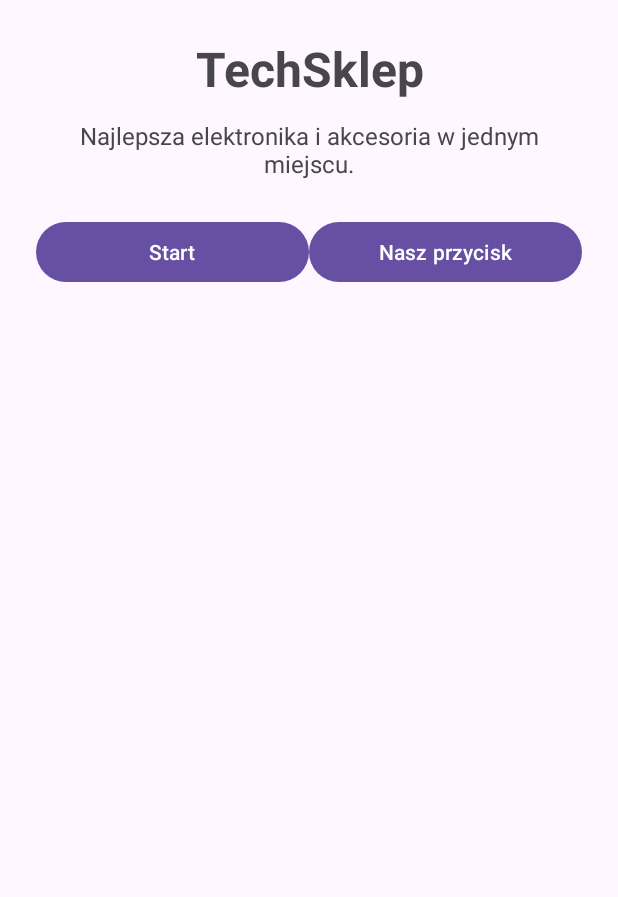
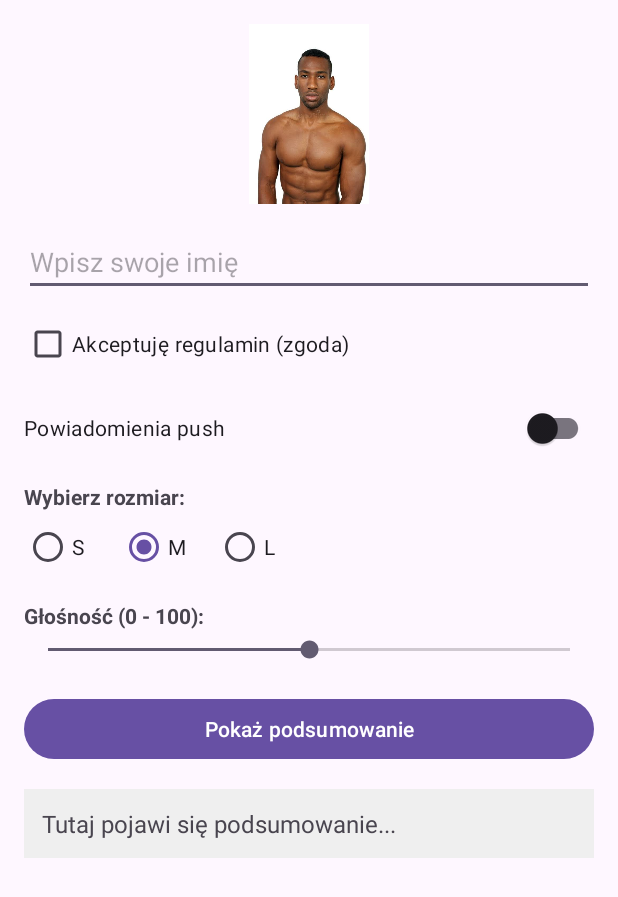
Before and after one commit to niko429/M02widgety, an Android app: the screen it shows after launch (MainActivity), on a phone screen of 412 x 824 dp. Shown: the top 897 px of the screen. Run offline under Robolectric (Android 15) with nearby library versions, the phone set to English and light mode, and no system bars.

Commit message:
exp. 2 done

```diff
--- a/M02zadania/app/src/main/java/com/napertyhryhorenko/widgetyzadania/MainActivity.java
+++ b/M02zadania/app/src/main/java/com/napertyhryhorenko/widgetyzadania/MainActivity.java
@@ -1,24 +1,69 @@
 package com.napertyhryhorenko.widgetyzadania;
 
 import android.os.Bundle;
-
+import android.view.View;
+import android.widget.Button;
+import android.widget.CheckBox;
+import android.widget.EditText;
+import android.widget.RadioButton;
+import android.widget.RadioGroup;
+import android.widget.SeekBar;
+import android.widget.TextView;
 import androidx.appcompat.app.AppCompatActivity;
-import androidx.core.graphics.Insets;
-import androidx.core.view.ViewCompat;
-import androidx.core.view.WindowCompat;
-import androidx.core.view.WindowInsetsCompat;
+import androidx.appcompat.widget.SwitchCompat;
 
 public class MainActivity extends AppCompatActivity {
 
     @Override
     protected void onCreate(Bundle savedInstanceState) {
         super.onCreate(savedInstanceState);
-        WindowCompat.enableEdgeToEdge(getWindow());
         setContentView(R.layout.activity_main);
-        ViewCompat.setOnApplyWindowInsetsListener(findViewById(R.id.main), (v, insets) -> {
-            Insets systemBars = insets.getInsets(WindowInsetsCompat.Type.systemBars());
-            v.setPadding(systemBars.left, systemBars.top, systemBars.right, systemBars.bottom);
-            return insets;
+
+        // Powiązanie widoków z kodem
+        EditText etName = findViewById(R.id.etName);
+        CheckBox cbConsent = findViewById(R.id.cbConsent);
+        SwitchCompat swNewsletter = findViewById(R.id.swNewsletter);
+        RadioGroup rgSize = findViewById(R.id.rgSize);
+        SeekBar sbVolume = findViewById(R.id.sbVolume);
+        Button btnSubmit = findViewById(R.id.btnSubmit);
+        TextView tvSummary = findViewById(R.id.tvSummary);
+
+        // Obsługa kliknięcia przycisku
+        btnSubmit.setOnClickListener(new View.OnClickListener() {
+            @Override
+            public void onClick(View v) {
+                // 1. Odczyt z EditText (jeśli puste, wpisujemy "Brak")
+                String name = etName.getText().toString().trim();
+                if (name.isEmpty()) {
+                    name = "Brak";
+                }
+
+                // 2. Odczyt z CheckBox
+                String consent = cbConsent.isChecked() ? "tak" : "nie";
+
+                // 3. Odczyt ze Switch
+                String pushStatus = swNewsletter.isChecked() ? "włączone" : "wyłączone";
+
+                // 4. Odczyt z RadioGroup (sprawdzamy, który RadioButton jest zaznaczony)
+                int selectedRadioId = rgSize.getCheckedRadioButtonId();
+                String size = "nie wybrano";
+                if (selectedRadioId != -1) {
+                    RadioButton selectedRadioButton = findViewById(selectedRadioId);
+                    size = selectedRadioButton.getText().toString();
+                }
+
+                // 5. Odczyt z SeekBar
+                int volume = sbVolume.getProgress();
+
+                // Złożenie tekstu i wyświetlenie w TextView
+                String resultText = "Imię: " + name +
+                        ", zgoda: " + consent +
+                        ", powiadomienia: " + pushStatus +
+                        ", rozmiar: " + size +
+                        ", głośność: " + volume;
+
+                tvSummary.setText(resultText);
+            }
         });
     }
 }
--- a/M02zadania/app/src/main/res/layout/activity_main.xml
+++ b/M02zadania/app/src/main/res/layout/activity_main.xml
@@ -1,52 +1,110 @@
 <?xml version="1.0" encoding="utf-8"?>
-<LinearLayout
-    xmlns:android="http://schemas.android.com/apk/res/android"
-    xmlns:tools="http://schemas.android.com/tools"
-    android:id="@+id/main"
+<ScrollView xmlns:android="http://schemas.android.com/apk/res/android"
     android:layout_width="match_parent"
     android:layout_height="match_parent"
-    android:orientation="vertical"
-    android:padding="24dp"
-    tools:context=".MainActivity">
-
-    <TextView
-        android:id="@+id/text_title"
-        android:layout_width="match_parent"
-        android:layout_height="wrap_content"
-        android:text="@string/header_title"
-        android:textSize="32sp"
-        android:textStyle="bold"
-        android:gravity="center"/>
-
-    <TextView
-        android:id="@+id/text_description"
-        android:layout_width="match_parent"
-        android:layout_height="wrap_content"
-        android:layout_marginTop="12dp"
-        android:gravity="center"
-        android:text="@string/header_description"
-        android:textSize="16sp"/>
+    android:padding="16dp">
 
     <LinearLayout
         android:layout_width="match_parent"
         android:layout_height="wrap_content"
-        android:layout_marginTop="24dp"
-        android:orientation="horizontal">
+        android:orientation="vertical">
+
+        <ImageView
+            android:id="@+id/ivProduct"
+            android:layout_width="120dp"
+            android:layout_height="120dp"
+            android:layout_gravity="center_horizontal"
+            android:layout_marginBottom="16dp"
+            android:contentDescription="Obrazek produktu"
+            android:src="@drawable/blackman" />
+
+        <EditText
+            android:id="@+id/etName"
+            android:layout_width="match_parent"
+            android:layout_height="wrap_content"
+            android:hint="Wpisz swoje imię"
+            android:inputType="textPersonName" />
+
+        <CheckBox
+            android:id="@+id/cbConsent"
+            android:layout_width="match_parent"
+            android:layout_height="wrap_content"
+            android:layout_marginTop="8dp"
+            android:text="Akceptuję regulamin (zgoda)" />
+
+        <androidx.appcompat.widget.SwitchCompat
+            android:id="@+id/swNewsletter"
+            android:layout_width="match_parent"
+            android:layout_height="wrap_content"
+            android:layout_marginTop="8dp"
+            android:text="Powiadomienia push" />
+
+        <TextView
+            android:layout_width="wrap_content"
+            android:layout_height="wrap_content"
+            android:layout_marginTop="12dp"
+            android:text="Wybierz rozmiar:"
+            android:textStyle="bold" />
+
+        <RadioGroup
+            android:id="@+id/rgSize"
+            android:layout_width="match_parent"
+            android:layout_height="wrap_content"
+            android:orientation="horizontal">
+
+            <RadioButton
+                android:id="@+id/rbS"
+                android:layout_width="wrap_content"
+                android:layout_height="wrap_content"
+                android:text="S" />
+
+            <RadioButton
+                android:id="@+id/rbM"
+                android:layout_width="wrap_content"
+                android:layout_height="wrap_content"
+                android:layout_marginStart="16dp"
+                android:checked="true"
+                android:text="M" />
+
+            <RadioButton
+                android:id="@+id/rbL"
+                android:layout_width="wrap_content"
+                android:layout_height="wrap_content"
+                android:layout_marginStart="16dp"
+                android:text="L" />
+        </RadioGroup>
+
+        <TextView
+            android:layout_width="wrap_content"
+            android:layout_height="wrap_content"
+            android:layout_marginTop="12dp"
+            android:text="Głośność (0 - 100):"
+            android:textStyle="bold" />
+
+        <SeekBar
+            android:id="@+id/sbVolume"
+            android:layout_width="match_parent"
+            android:layout_height="wrap_content"
+            android:layout_marginTop="4dp"
+            android:max="100"
+            android:progress="50" />
 
         <Button
-            android:id="@+id/button_start"
-            android:layout_width="0dp"
+            android:id="@+id/btnSubmit"
+            android:layout_width="match_parent"
             android:layout_height="wrap_content"
-            android:layout_weight="1"
-            android:text="@string/button_start"/>
+            android:layout_marginTop="20dp"
+            android:text="Pokaż podsumowanie" />
 
-        <Button
-            android:id="@+id/button_second"
-            android:layout_width="0dp"
+        <TextView
+            android:id="@+id/tvSummary"
+            android:layout_width="match_parent"
             android:layout_height="wrap_content"
-            android:layout_weight="1"
-            android:text="Nasz przycisk"/>
+            android:layout_marginTop="16dp"
+            android:background="#EFEFEF"
+            android:padding="12dp"
+            android:text="Tutaj pojawi się podsumowanie..."
+            android:textSize="16sp" />
 
     </LinearLayout>
-
-</LinearLayout>
+</ScrollView>
```
Also changed, not shown: M02zadania/app/src/main/res/drawable/blackman.jpg (added).
